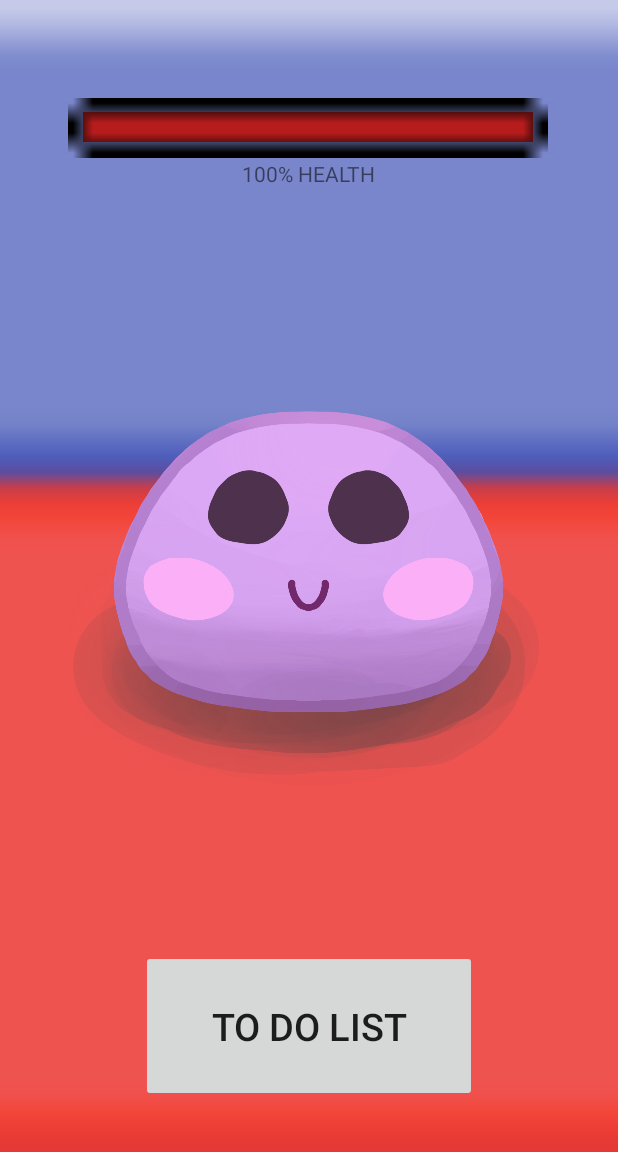
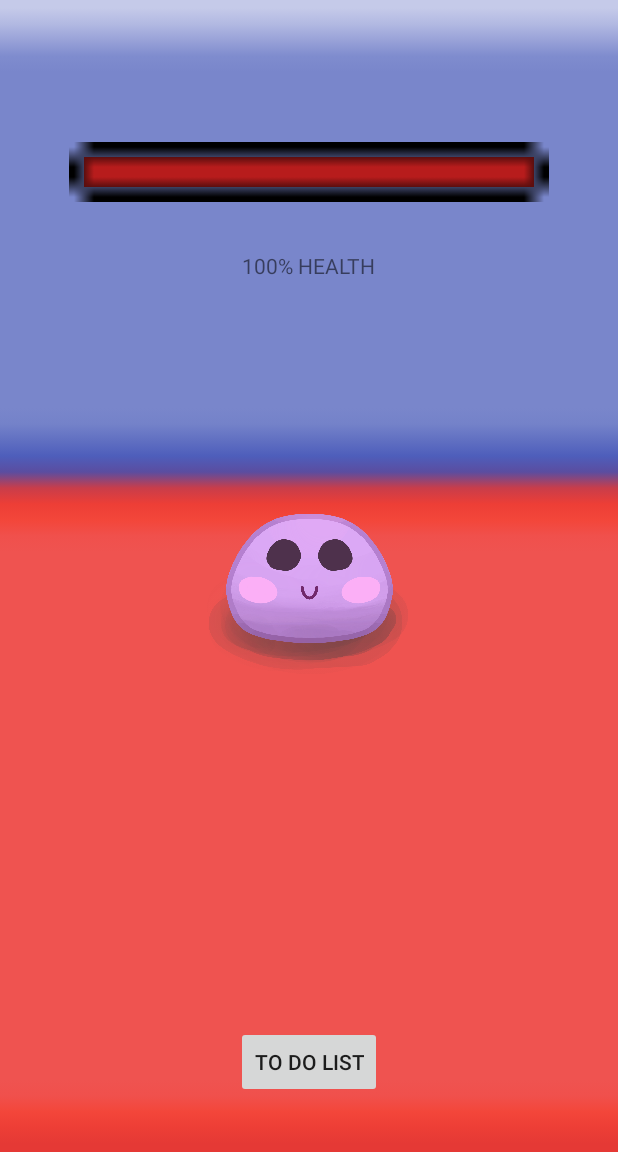
Before and after one commit to kmuniba98/keikaku-pet, an Android app: the screen it shows after launch (MainActivity), on a phone screen of 412 x 824 dp, the part 84-1236 px from its top. Run offline under Robolectric (Android 15) with nearby library versions, the light colour scheme and no system bars.

Commit message:
reverted pet size

```diff
--- a/app/src/main/res/layout/activity_main.xml
+++ b/app/src/main/res/layout/activity_main.xml
@@ -14,8 +14,8 @@
         android:src="@drawable/background_image"
         app:layout_constraintBottom_toBottomOf="parent"
         app:layout_constraintEnd_toEndOf="parent"
-        app:layout_constraintHorizontal_bias="0.0"
-        app:layout_constraintStart_toStartOf="parent" />
+        app:layout_constraintStart_toStartOf="parent"
+        app:layout_constraintTop_toTopOf="parent" />
 
     <ImageView
         android:id="@+id/barImageView"
@@ -24,10 +24,8 @@
         android:src="@drawable/clip_source"
         app:layout_constraintBottom_toTopOf="@+id/bubbleImageView"
         app:layout_constraintEnd_toEndOf="parent"
-        app:layout_constraintHorizontal_bias="0.495"
         app:layout_constraintStart_toStartOf="parent"
-        app:layout_constraintTop_toTopOf="parent"
-        app:layout_constraintVertical_bias="0.642" />
+        app:layout_constraintTop_toTopOf="parent" />
 
     <ImageView
         android:id="@+id/barOutlineImageView"
@@ -36,65 +34,44 @@
         android:src="@drawable/health_bar_outline"
         app:layout_constraintBottom_toTopOf="@+id/bubbleImageView"
         app:layout_constraintEnd_toEndOf="parent"
-        app:layout_constraintHorizontal_bias="0.494"
         app:layout_constraintStart_toStartOf="parent"
-        app:layout_constraintTop_toTopOf="parent"
-        app:layout_constraintVertical_bias="0.679" />
+        app:layout_constraintTop_toTopOf="parent" />
 
     <ImageView
         android:id="@+id/petImageView"
-        android:layout_width="350dp"
-        android:layout_height="350dp"
-        android:layout_marginTop="-40dp"
+        android:layout_width="150dp"
+        android:layout_height="150dp"
+        android:scaleType="fitXY"
         android:adjustViewBounds="true"
-        android:clickable="true"
-        android:focusable="true"
-        android:scaleType="centerCrop"
         app:layout_constraintBottom_toBottomOf="parent"
         app:layout_constraintEnd_toEndOf="parent"
-        app:layout_constraintHorizontal_bias="0.491"
         app:layout_constraintStart_toStartOf="parent"
         app:layout_constraintTop_toTopOf="parent"
-        app:layout_constraintVertical_bias="0.517" />
+        android:clickable="true"
+        android:focusable="true"/>
 
     <ImageView
         android:id="@+id/bubbleImageView"
-        android:layout_width="170dp"
-        android:layout_height="150dp"
-        app:layout_constraintBottom_toTopOf=" @+id/petForBubble"
+        android:layout_width="120dp"
+        android:layout_height="80dp"
+        app:layout_constraintBottom_toTopOf="@+id/petImageView"
         app:layout_constraintEnd_toEndOf="parent"
-        app:layout_constraintHorizontal_bias="0.497"
-        app:layout_constraintStart_toStartOf="parent"
-        tools:layout_editor_absoluteX="120dp"
-        tools:layout_editor_absoluteY="259dp" />
-
-    <ImageView
-        android:id="@+id/petForBubble"
-        android:layout_width="234dp"
-        android:layout_height="195dp"
-        app:layout_constraintTop_toTopOf="parent"
-        app:layout_constraintBottom_toBottomOf="parent"
-        app:layout_constraintStart_toStartOf="parent"
-        app:layout_constraintEnd_toEndOf="parent"
-        tools:layout_editor_absoluteX="88dp"
-        tools:layout_editor_absoluteY="245dp" />
+        app:layout_constraintStart_toStartOf="parent" />
 
     <ImageView
         android:id="@+id/statusImageView"
-        android:layout_width="150dp"
-        android:layout_height="80dp"
-        android:layout_marginTop="32dp"
+        android:layout_width="120dp"
+        android:layout_height="50dp"
+        android:layout_marginTop="8dp"
         app:layout_constraintEnd_toEndOf="parent"
-        app:layout_constraintHorizontal_bias="0.498"
         app:layout_constraintStart_toStartOf="parent"
         app:layout_constraintTop_toTopOf="@+id/bubbleImageView" />
 
     <Button
         android:id="@+id/toDoListBtn"
-        android:layout_width="224dp"
-        android:layout_height="101dp"
+        android:layout_width="wrap_content"
+        android:layout_height="wrap_content"
         android:text="To Do List"
-        android:textSize="25dp"
         app:layout_constraintBottom_toBottomOf="parent"
         app:layout_constraintEnd_toEndOf="parent"
         app:layout_constraintStart_toStartOf="parent"
```
